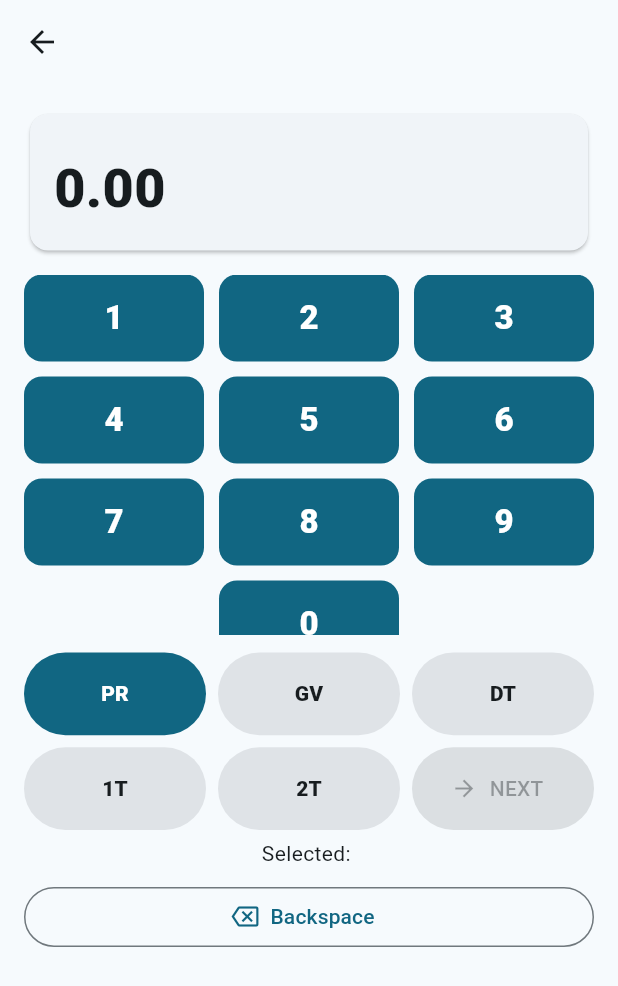
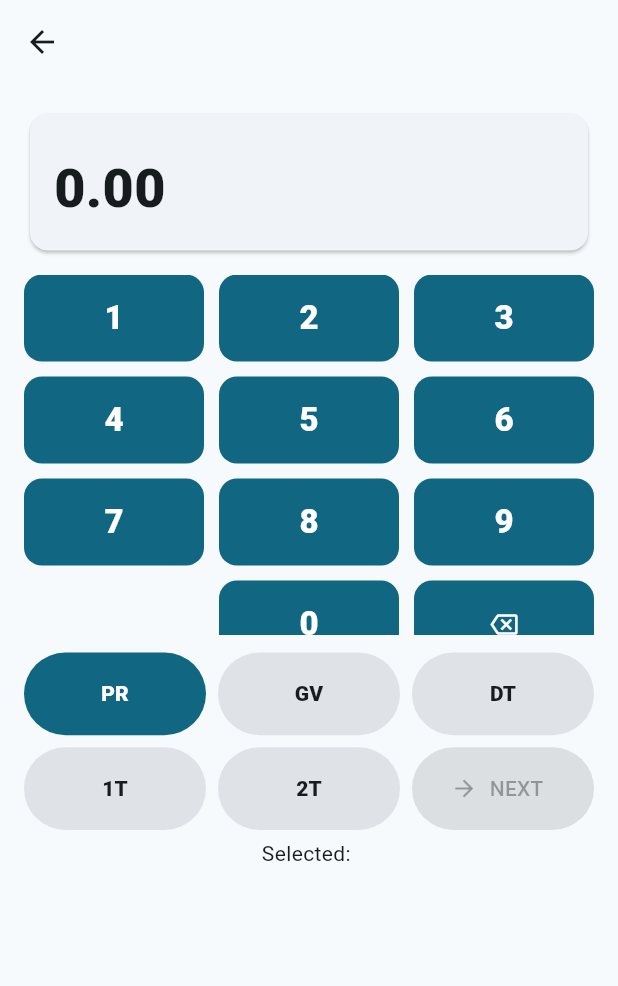
Before and after one commit to JimGLDS/RC03, a Flutter app: the Screen1 screen opened directly with empty values, on a phone screen of 412 x 824 dp. Shown: the top 986 px of the screen. Run offline on Flutter 3.47's test engine with Material 3 defaults, Android fonts, the phone set to English and light mode, and no system bars; our stand-ins replace pdf, shared_preferences; missing offline and left inert: dart:html; accounts and stored records are empty.

Commit message:
Screen1: move Backspace into keypad next to 0; remove bottom Backspace button

```diff
--- a/lib/screens/wizard/screen1.dart
+++ b/lib/screens/wizard/screen1.dart
@@ -174,17 +174,6 @@ class _Screen1State extends State<Screen1> {
             ),
             const SizedBox(height: 6),
             Text('Selected: '),
-            const SizedBox(height: 8),
-            Row(
-              children: [
-                Expanded(
-                  child: OutlinedButton.icon(
-                    onPressed: backspace,
-                    icon: const Icon(Icons.backspace_outlined),
-                    label: const Text('Backspace'),
-                  ),
-                ),              ],
-            ),
           ],
         ),
       ),
@@ -206,31 +195,37 @@ class _Screen1State extends State<Screen1> {
       ),
     );
   }
-
   Widget keypad() {
     // 3x4 keypad layout; keep existing tapDigit() logic.
     final keys = <String>[
       '1','2','3',
       '4','5','6',
       '7','8','9',
-      '','0','',
+      '','0','BS',
     ];
 
-    return LayoutBuilder(
-      builder: (context, constraints) {
     return GridView(
       shrinkWrap: true,
+      physics: const NeverScrollableScrollPhysics(),
       gridDelegate: const SliverGridDelegateWithFixedCrossAxisCount(
         crossAxisCount: 3,
         mainAxisSpacing: 10,
         crossAxisSpacing: 10,
         mainAxisExtent: 58,
       ),
-          physics: const NeverScrollableScrollPhysics(),
       children: [
         for (final k in keys)
           k.isEmpty
               ? const SizedBox.shrink()
+              : (k == 'BS'
+                  ? FilledButton(
+                      style: FilledButton.styleFrom(
+                        padding: EdgeInsets.zero,
+                        shape: RoundedRectangleBorder(borderRadius: BorderRadius.circular(12)),
+                      ),
+                      onPressed: backspace,
+                      child: const Icon(Icons.backspace_outlined),
+                    )
                   : FilledButton(
                       style: FilledButton.styleFrom(
                         padding: EdgeInsets.zero,
@@ -241,10 +236,8 @@ class _Screen1State extends State<Screen1> {
                         k,
                         style: const TextStyle(fontSize: 22, fontWeight: FontWeight.w900),
                       ),
-                    ),
+                    )),
       ],
-        );
-      },
     );
   }
 }
```
Lines whose indentation alone changed are shown as unchanged.
